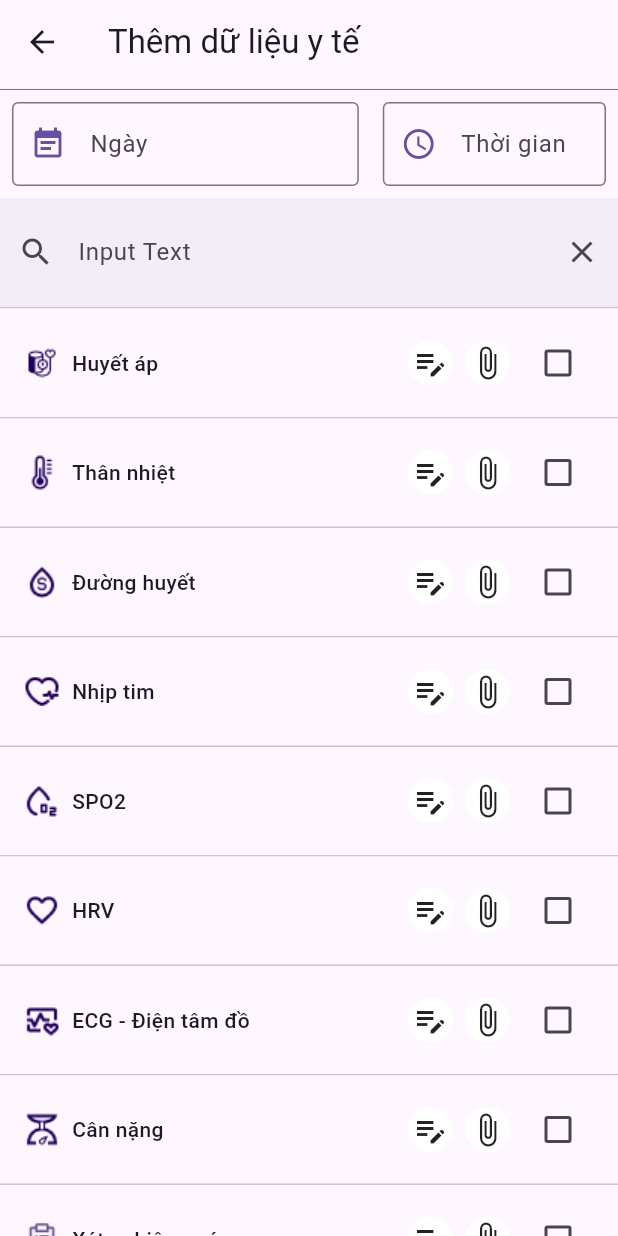
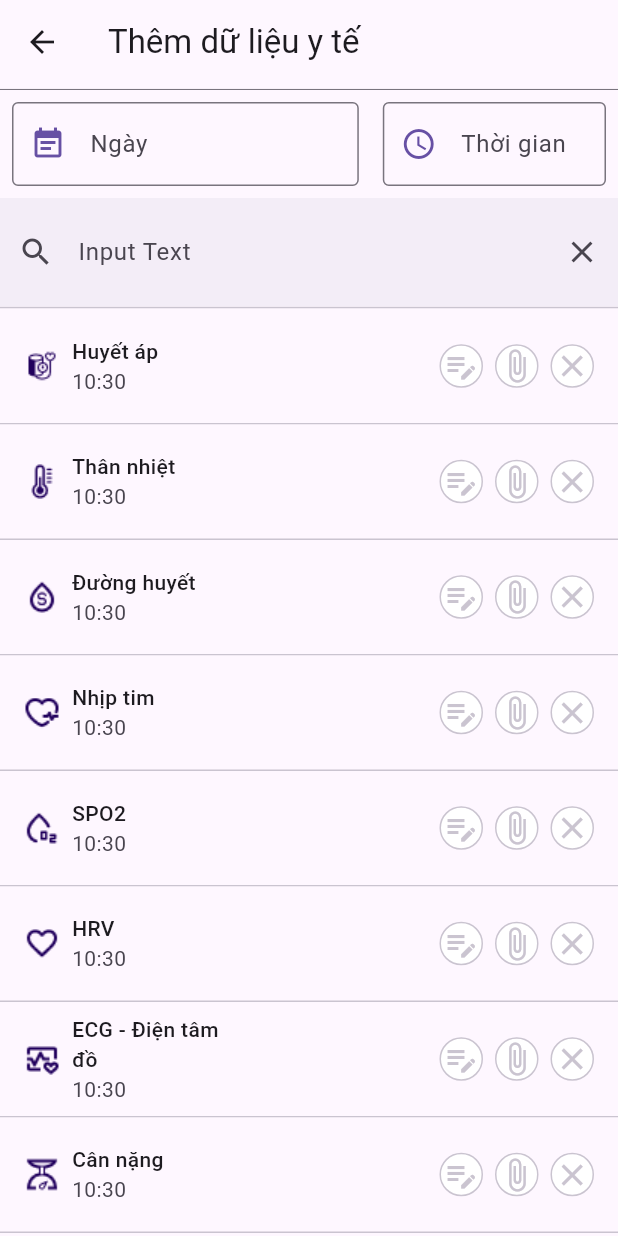
Before and after one commit to trvtinh/hfa, a Flutter app: the MedicalDataPage screen opened directly, on a phone screen of 412 x 824 dp. Run offline on Flutter 3.47's test engine with Material 3 defaults, Android fonts, the phone set to English and light mode, and no system bars; our stand-ins replace cached_network_image, cloud_firestore, dotted_border, firebase_auth, firebase_core, firebase_messaging and 8 more; missing offline and left inert: firebase_app_check; accounts and stored records are empty.

Commit message:
fix combo box

```diff
--- a/mobile/lib/pages/medical_data/controller.dart
+++ b/mobile/lib/pages/medical_data/controller.dart
@@ -28,8 +28,16 @@ class MedicalDataController extends GetxController {
     valueController.clear();
   }
 
+  String formatTimeOfDay() {
+    TimeOfDay timeOfDay = TimeOfDay.now();
+    String formattedTime =
+        "${timeOfDay.hour.toString().padLeft(2, '0')}:${timeOfDay.minute.toString().padLeft(2, '0')}";
+    return formattedTime; // In ra thời gian dưới dạng chuỗi "hh:mm"
+  }
+
   List<ComboBox> get entries => List.generate(length, (index) {
         return ComboBox(
+          time: formatTimeOfDay(),
           noteController: noteController,
           unitController: unitController,
           valueController: valueController,
--- a/mobile/lib/pages/medical_data/widget/combo_box.dart
+++ b/mobile/lib/pages/medical_data/widget/combo_box.dart
@@ -13,6 +13,7 @@ import 'package:image_picker/image_picker.dart';
 class ComboBox extends StatefulWidget {
   final String leadingiconpath;
   final String title;
+  final String time;
   final RxString? value; // Changed to RxString
   final RxString? unit; // Changed to RxString
   final TextEditingController valueController;
@@ -28,6 +29,7 @@ class ComboBox extends StatefulWidget {
     required this.valueController,
     required this.unitController,
     required this.noteController,
+    required this.time,
   });
 
   @override
@@ -48,6 +50,8 @@ class _ComboBoxState extends State<ComboBox> {
   bool ischeck = false;
   @override
   Widget build(BuildContext context) {
+    bool haveFile = (selectedFiles.length > 0);
+    bool haveNote = widget.noteController.text.isNotEmpty;
     return GestureDetector(
       onTap: () {
         _showDialog(context);
@@ -56,7 +60,7 @@ class _ComboBoxState extends State<ComboBox> {
         children: [
           Container(
             width: double.infinity,
-            height: 72,
+            height: 76,
             padding: const EdgeInsets.symmetric(horizontal: 16, vertical: 8),
             decoration: BoxDecoration(
               color: ischeck
@@ -68,30 +72,126 @@ class _ComboBoxState extends State<ComboBox> {
               children: [
                 Image.asset(widget.leadingiconpath),
                 const SizedBox(width: 8),
-                //title
-                Text(
-                  widget.title,
+                Expanded(child: _buildTextContainer(widget.title, widget.time)),
+                Expanded(child: _buildValueUnitColumn(context)),
+                const SizedBox(width: 8),
+                Container(
+                  decoration: BoxDecoration(
+                    shape: BoxShape.circle,
+                    color: Theme.of(context).colorScheme.surfaceContainerLowest,
+                    border: Border.all(
+                        color: Theme.of(context).colorScheme.outlineVariant),
+                  ),
+                  child: Padding(
+                    padding: const EdgeInsets.all(1.5),
+                    child: haveNote
+                        ? Badge(
+                            child: Icon(
+                              Icons.edit_note, // Icon when files are present
+                              color: ischeck
+                                  ? Theme.of(context).colorScheme.primary
+                                  : Theme.of(context)
+                                      .colorScheme
+                                      .outlineVariant,
+                            ),
+                          )
+                        : Icon(
+                            Icons.edit_note, // Icon when no files are present
+                            color: ischeck
+                                ? Theme.of(context).colorScheme.primary
+                                : Theme.of(context).colorScheme.outlineVariant,
+                          ),
+                  ),
+                ),
+                const SizedBox(width: 8),
+                Container(
+                  decoration: BoxDecoration(
+                    shape: BoxShape.circle,
+                    color: Theme.of(context).colorScheme.surfaceContainerLowest,
+                    border: Border.all(
+                        color: Theme.of(context).colorScheme.outlineVariant),
+                  ),
+                  child: Padding(
+                    padding: const EdgeInsets.all(1.5),
+                    child: haveFile
+                        ? Badge(
+                            child: Icon(
+                              Icons.attach_file, // Icon when files are present
+                              color: ischeck
+                                  ? Theme.of(context).colorScheme.primary
+                                  : Theme.of(context)
+                                      .colorScheme
+                                      .outlineVariant,
+                            ),
+                          )
+                        : Icon(
+                            Icons.attach_file, // Icon when no files are present
+                            color: ischeck
+                                ? Theme.of(context).colorScheme.primary
+                                : Theme.of(context).colorScheme.outlineVariant,
+                          ),
+                  ),
+                ),
+                const SizedBox(width: 8),
+                GestureDetector(
+                  onTap: () {
+                    selectedFiles.clear();
+                    ischeck = false;
+                  },
+                  child: Container(
+                    decoration: BoxDecoration(
+                      shape: BoxShape.circle,
+                      color:
+                          Theme.of(context).colorScheme.surfaceContainerLowest,
+                      border: Border.all(
+                          color: Theme.of(context).colorScheme.outlineVariant),
+                    ),
+                    child: Padding(
+                      padding: const EdgeInsets.all(1.5),
+                      child: Icon(
+                        Icons.clear,
+                        color: ischeck
+                            ? Theme.of(context).colorScheme.error
+                            : Theme.of(context).colorScheme.outlineVariant,
+                      ),
+                    ),
+                  ),
+                ),
+              ],
+            ),
+          ),
+          const Divider(height: 1),
+        ],
+      ),
+    );
+  }
+
+  Widget _buildTextContainer(String name, String time) {
+    return Container(
+      height: 76,
+      child: Column(
+        mainAxisAlignment: MainAxisAlignment.center,
+        children: [
+          Align(
+            alignment: Alignment.centerLeft,
+            child: Text(
+              name,
               style: TextStyle(
                 color: Theme.of(context).colorScheme.onSurface,
                 fontWeight: FontWeight.w500,
               ),
             ),
-                Expanded(child: _buildValueUnitColumn(context)),
-                const SizedBox(width: 8),
-                IconWidgetRound(icon: const Icon(Icons.edit_note)),
-                const SizedBox(width: 8),
-                IconWidgetRound(icon: const Icon(Icons.attach_file)),
-                const SizedBox(width: 8),
-                Checkbox(
-                  value: ischeck,
-                  onChanged: (value) {
-                    ischeck = value ?? false;
-                  },
-                )
-              ],
+          ),
+          Align(
+            alignment: Alignment.centerLeft,
+            child: Text(
+              time,
+              style: TextStyle(
+                color: Theme.of(context).colorScheme.onSurfaceVariant,
+                fontWeight: FontWeight.normal,
               ),
             ),
-          const Divider(height: 1),
+          ),
         ],
       ),
     );
@@ -106,7 +206,9 @@ class _ComboBoxState extends State<ComboBox> {
             crossAxisAlignment:
                 CrossAxisAlignment.start, // Align text to the start
             children: [
-              Text(
+              Align(
+                alignment: Alignment.center,
+                child: Text(
                   medicalController.state.data[widget.title]?.value ?? "",
                   style: TextStyle(
                     color: Theme.of(context).colorScheme.onPrimaryContainer,
@@ -114,10 +216,14 @@ class _ComboBoxState extends State<ComboBox> {
                     fontSize: 20,
                   ),
                 ),
-              Text(
+              ),
+              Align(
+                alignment: Alignment.center,
+                child: Text(
                   medicalController.state.data[widget.title]?.unit ?? "",
                   style: TextStyle(
                     color: Theme.of(context).colorScheme.secondary,
+                  ),
                 ),
               ),
             ],
@@ -133,6 +239,7 @@ class _ComboBoxState extends State<ComboBox> {
           shape: RoundedRectangleBorder(
             borderRadius: BorderRadius.circular(16.0),
           ),
+          child: SingleChildScrollView(
             child: Padding(
               padding: const EdgeInsets.all(16),
               child: Column(
@@ -149,6 +256,7 @@ class _ComboBoxState extends State<ComboBox> {
                   const SizedBox(height: 24),
                   _buildDialogActions(context),
                 ],
+              ),
             ),
           ),
         );
@@ -272,23 +380,3 @@ class _ComboBoxState extends State<ComboBox> {
     );
   }
 }
-
-class IconWidgetRound extends StatelessWidget {
-  final Icon icon;
-
-  IconWidgetRound({required this.icon});
-
-  @override
-  Widget build(BuildContext context) {
-    return Container(
-      decoration: const BoxDecoration(
-        shape: BoxShape.circle,
-        color: Colors.white,
-      ),
-      child: Padding(
-        padding: const EdgeInsets.all(3.0),
-        child: icon,
-      ),
-    );
-  }
-}
```
Lines whose indentation alone changed are shown as unchanged.
